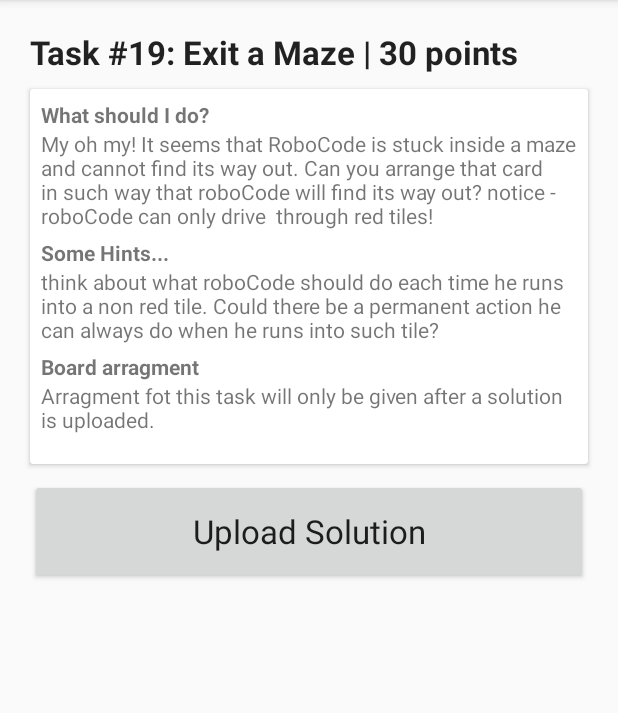
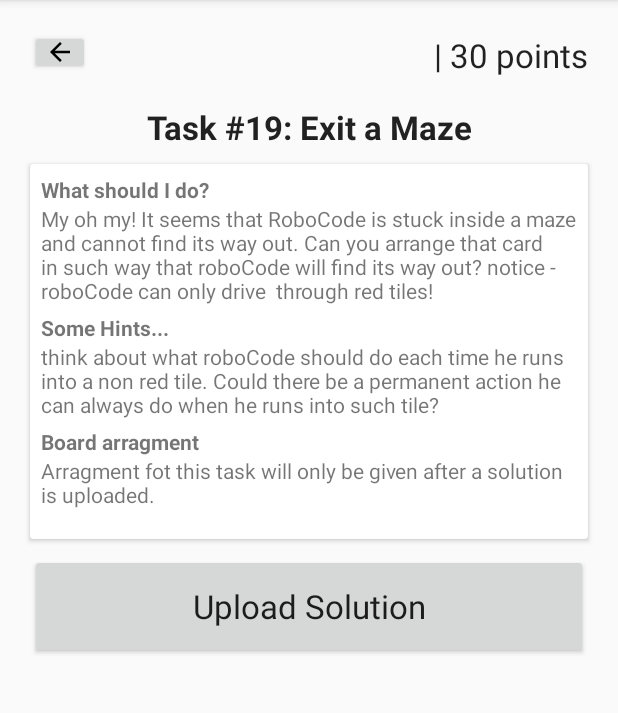
Before and after one commit to hilakornis/236333-Project-in-Arduino-IoT-RoboCode, an Android app: the screen it shows after launch (MainActivity), on a phone screen of 412 x 824 dp, the part 84-797 px from its top. Run offline under Robolectric (Android 15) with nearby library versions, the phone set to English and light mode, and no system bars.

Commit message:
עדכון של מסך משימה הוספת כפתור חזרה וחוקיות של הופעת כפתור submit אחרי העלאת תמונה

```diff
--- a/app/src/main/java/com/example/a236333_hw3/MainActivity.java
+++ b/app/src/main/java/com/example/a236333_hw3/MainActivity.java
@@ -10,9 +10,9 @@ import android.content.ContentValues;
 import android.content.Intent;
 import android.content.pm.PackageManager;
 import android.net.Uri;
-import android.os.AsyncTask;
 import android.os.Build;
 import android.os.Bundle;
+import android.os.Handler;
 import android.provider.MediaStore;
 import android.view.View;
 import android.widget.Button;
@@ -20,6 +20,8 @@ import android.widget.ImageView;
 import android.widget.Toast;
 
 public class MainActivity extends AppCompatActivity {
+
+    private Handler handler = new Handler();
 
     Button loadImageButton;
     Button approveButton;
@@ -36,6 +38,7 @@ public class MainActivity extends AppCompatActivity {
         // save the elements we are using
         loadImageButton = findViewById(R.id.loadButton);
         myImageView = findViewById(R.id.centerView);
+        approveButton = findViewById(R.id.approveButton);
 
         // Button Click
         loadImageButton.setOnClickListener(new View.OnClickListener() {
@@ -43,7 +46,7 @@ public class MainActivity extends AppCompatActivity {
             public void onClick(View v) {
                 if (Build.VERSION.SDK_INT >= Build.VERSION_CODES.M) {
                     if (checkSelfPermission(Manifest.permission.CAMERA) == PackageManager.PERMISSION_DENIED ||
-                        checkSelfPermission(Manifest.permission.WRITE_EXTERNAL_STORAGE) == PackageManager.PERMISSION_DENIED ) {
+                            checkSelfPermission(Manifest.permission.WRITE_EXTERNAL_STORAGE) == PackageManager.PERMISSION_DENIED ) {
                         String[] permission = {Manifest.permission.CAMERA,Manifest.permission.WRITE_EXTERNAL_STORAGE};
                         requestPermissions(permission, PERMISSION_CODE);
                     } else {
@@ -89,19 +92,10 @@ public class MainActivity extends AppCompatActivity {
         super.onActivityResult(requestCode, resultCode, data);
         if (resultCode == RESULT_OK) {
             myImageView.setImageURI(image_uri);
-            //new showSubmitButton().execute("");
+            runOnUiThread(new Runnable() {
+                @Override
+                public void run() {  approveButton.setVisibility(View.VISIBLE); }
+            });
         }
     }
-
-    /*private class showSubmitButton extends AsyncTask<String, Integer, Integer> {
-
-        protected Integer doInBackground(String ... strings) {
-            return 0;
-        }
-
-        protected void onProgressUpdate(Integer result) {
-            approveButton.setVisibility(View.VISIBLE);
-        }
-    }*/
-
 }
--- /dev/null
+++ b/app/src/main/res/drawable/back_arrow_black_20dp.xml
@@ -0,0 +1,4 @@
+<vector android:height="20dp" android:viewportHeight="24.0"
+    android:viewportWidth="24.0" android:width="20dp" xmlns:android="http://schemas.android.com/apk/res/android">
+    <path android:fillColor="#FF000000" android:pathData="M20,11H7.83l5.59,-5.59L12,4l-8,8 8,8 1.41,-1.41L7.83,13H20v-2z"/>
+</vector>
--- a/app/src/main/res/drawable/ic_image_black_24dp.xml
+++ /dev/null
@@ -1,5 +0,0 @@
-<vector android:height="24dp" android:tint="#447777"
-    android:viewportHeight="24.0" android:viewportWidth="24.0"
-    android:width="24dp" xmlns:android="http://schemas.android.com/apk/res/android">
-    <path android:fillColor="#FF000000" android:pathData="M21,19V5c0,-1.1 -0.9,-2 -2,-2H5c-1.1,0 -2,0.9 -2,2v14c0,1.1 0.9,2 2,2h14c1.1,0 2,-0.9 2,-2zM8.5,13.5l2.5,3.01L14.5,12l4.5,6H5l3.5,-4.5z"/>
-</vector>
--- a/app/src/main/res/layout/activity_main.xml
+++ b/app/src/main/res/layout/activity_main.xml
@@ -13,15 +13,50 @@
             android:layout_width="match_parent"
             android:layout_height="match_parent"
             android:orientation="vertical">
+            <LinearLayout
+                android:layout_width="match_parent"
+                android:layout_height="match_parent"
+                android:orientation="horizontal">
+
+                <Button
+                    android:id="@+id/backButton"
+                    style="@style/Widget.AppCompat.Button"
+                    android:layout_width="40dp"
+                    android:layout_height="30dp"
+                    android:layout_marginLeft="20dp"
+                    android:layout_marginTop="20dp"
+                    android:layout_marginRight="20dp"
+                    android:layout_marginBottom="10dp"
+                    android:foreground="@drawable/back_arrow_black_20dp"
+                    android:foregroundGravity="center"
+                    android:visibility="visible"
+                    android:enabled="true"
+                    />
+
+                <TextView
+                    android:id="@+id/pointsText"
+                    android:layout_width="match_parent"
+                    android:textAlignment="textEnd"
+                    android:layout_height="30dp"
+                    android:layout_marginLeft="20dp"
+                    android:layout_marginTop="20dp"
+                    android:layout_marginRight="20dp"
+                    android:layout_marginBottom="0dp"
+                    android:text="| 30 points"
+                    android:textAppearance="@style/TextAppearance.AppCompat.Large" />
+
+            </LinearLayout>
+
             <TextView
                 android:id="@+id/titleText"
                 android:layout_width="match_parent"
                 android:layout_height="wrap_content"
                 android:layout_marginLeft="20dp"
-                android:layout_marginTop="20dp"
+                android:layout_marginTop="10dp"
                 android:layout_marginRight="20dp"
                 android:layout_marginBottom="10dp"
-                android:text="Task #19: Exit a Maze | 30 points"
+                android:text="Task #19: Exit a Maze"
+                android:textAlignment="center"
                 android:textStyle="bold"
                 android:textAppearance="@style/TextAppearance.AppCompat.Large" />
 
```
